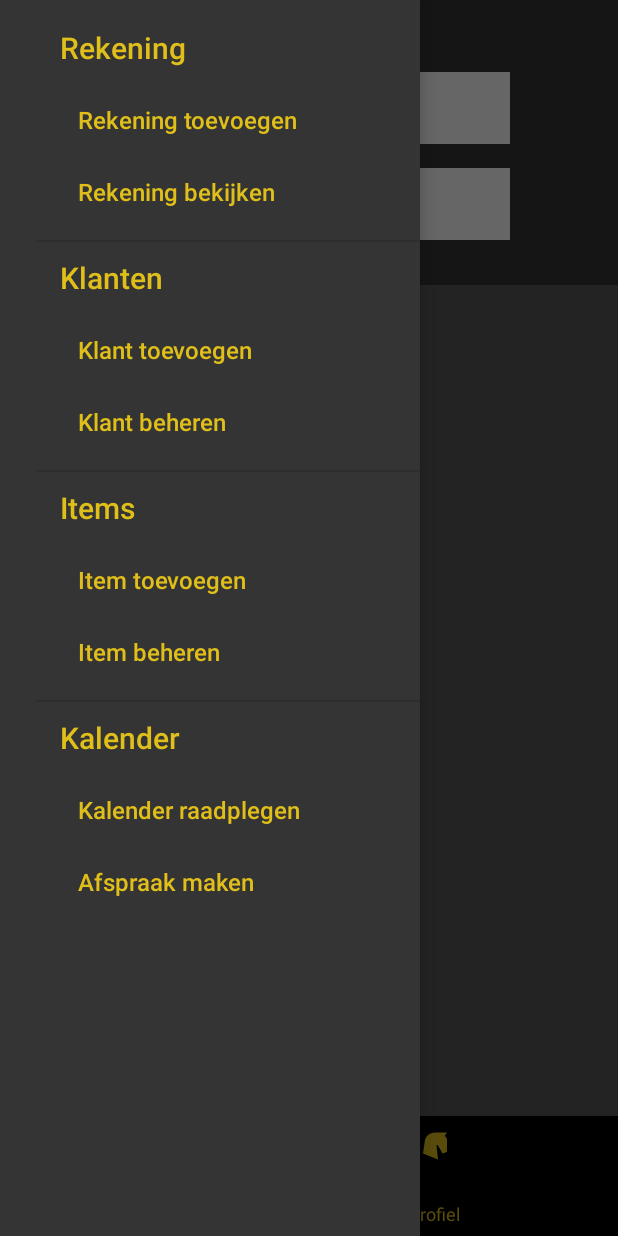
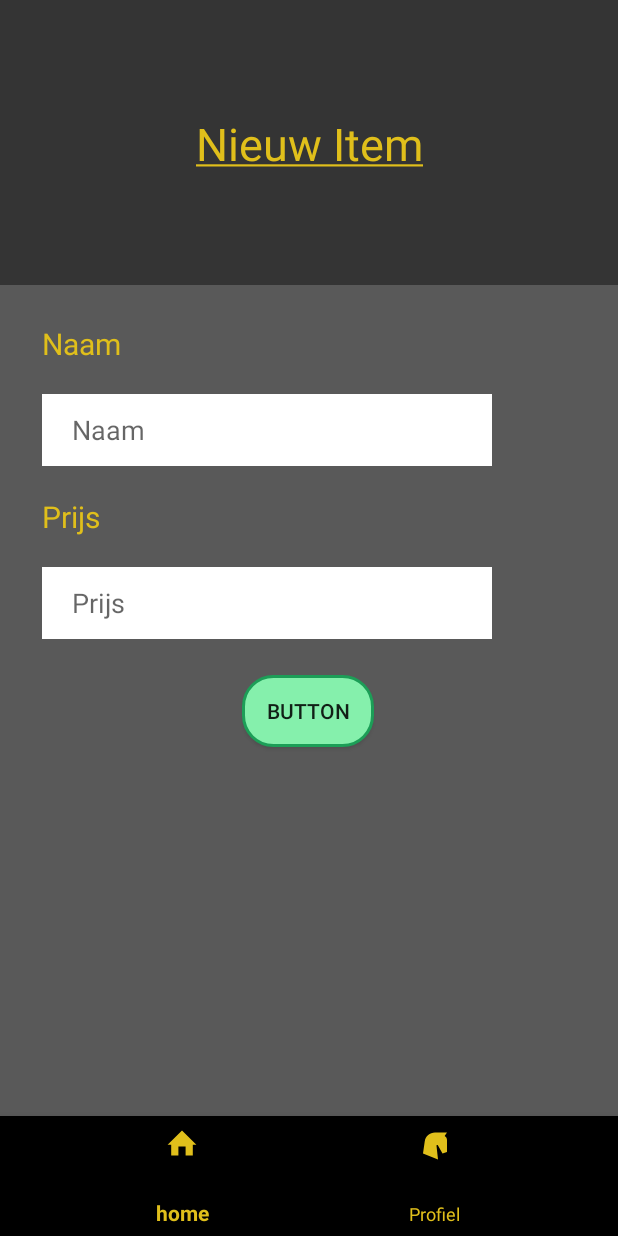
Before and after one commit to JarnoDK/HoefsmidEnjo_app, an Android app: the ClientAddFragment screen opened through its navigation route, in the side drawer, after a tap on "Item toevoegen", on a phone screen of 412 x 824 dp. Run offline under Robolectric (Android 15) with nearby library versions, the phone set to English and light mode, and no system bars; our stand-ins replace Room's generated code, Timber, data binding, navigation-ui.

Commit message:
Add invoice item with check if name exists

```diff
--- a/app/src/main/java/com/enjo/hoefsmidenjo/api/classes/services/InvoiceItemService.kt
+++ b/app/src/main/java/com/enjo/hoefsmidenjo/api/classes/services/InvoiceItemService.kt
@@ -2,9 +2,9 @@ package com.enjo.hoefsmidenjo.api.classes.services
 
 import com.enjo.hoefsmidenjo.api.classes.invoiceitem.ApiInvoiceItem
 import kotlinx.coroutines.Deferred
+import retrofit2.http.Body
 import retrofit2.http.GET
-
-
+import retrofit2.http.POST
 
 
 interface InvoiceItemService {
@@ -12,6 +12,8 @@ interface InvoiceItemService {
     @GET("/api/invoiceItem")
     fun getInvoiceItemAsync(): Deferred<List<ApiInvoiceItem>>
 
+    @POST("/api/invoiceItem")
+    fun createInvoiceItemAsync(@Body item:ApiInvoiceItem):Deferred<ApiInvoiceItem>
 
 }
 object InvoiceItemApi{
--- a/app/src/main/java/com/enjo/hoefsmidenjo/api/classes/services/Services.kt
+++ b/app/src/main/java/com/enjo/hoefsmidenjo/api/classes/services/Services.kt
@@ -14,7 +14,7 @@ open class Services {
 
     companion object {
         // Localhost api using ngrok
-        const val BASE_URL = "https://4591-2a02-1811-cd1b-600-f981-efc5-60e8-8c5e.ngrok.io"
+        const val BASE_URL = "https://f4f3-2a02-1811-cd1b-600-a174-5ba-1774-e503.ngrok.io"
 
         val moshi = Moshi.Builder()
             .add(KotlinJsonAdapterFactory())
--- a/app/src/main/java/com/enjo/hoefsmidenjo/database/RoomDb.kt
+++ b/app/src/main/java/com/enjo/hoefsmidenjo/database/RoomDb.kt
@@ -33,6 +33,8 @@ abstract class RoomDb : RoomDatabase() {
         @Volatile
         private var INSTANCE: RoomDb? = null
 
+        //<TODO> find fix fir not on main thread
+        // in add invoice item the exist does not want to work (even with view scope)
         fun getInstance(context: Context): RoomDb {
             synchronized(this) {
                 return INSTANCE ?: Room.databaseBuilder(
@@ -40,6 +42,8 @@ abstract class RoomDb : RoomDatabase() {
                     RoomDb::class.java,
                     "HoefsmidEnjo_Roomdb"
                 ).fallbackToDestructiveMigration()
+                        // still needs a fix
+                    .allowMainThreadQueries()
                     .build().also {
                         INSTANCE = it
                     }
--- a/app/src/main/java/com/enjo/hoefsmidenjo/database/invoiceitem/InvoiceItemDao.kt
+++ b/app/src/main/java/com/enjo/hoefsmidenjo/database/invoiceitem/InvoiceItemDao.kt
@@ -19,4 +19,10 @@ interface InvoiceItemDao {
     @Query("SELECT * FROM invoice_item WHERE name LIKE '%'||:filter||'%'")
     fun GetFilteredItem(filter:String):LiveData<List<DbInvoiceItem>>
 
+    @Insert(onConflict = OnConflictStrategy.REPLACE)
+    fun insert(item: DbInvoiceItem)
+
+    @Query("SELECT EXISTS(SELECT * FROM invoice_item where name == :name)")
+    fun itemExist(name:String): Boolean
+
 }
--- a/app/src/main/java/com/enjo/hoefsmidenjo/screens/clients/create/ClientAddFragment.kt
+++ b/app/src/main/java/com/enjo/hoefsmidenjo/screens/clients/create/ClientAddFragment.kt
@@ -45,7 +45,7 @@ class ClientAddFragment : Fragment() {
         viewModelFactory = ClientAddModelFactory(application)
         viewModel = ViewModelProvider(this, viewModelFactory)[ClientAddViewModel::class.java]
 
-        Timber.tag("Home").i("HomeFragment loaded")
+        Timber.tag("Home").i("ItemCreateFragment loaded")
         binding.buttonAdduser.setOnClickListener{
 
             viewModel.firstname = binding.firstname.text.toString()
@@ -55,12 +55,6 @@ class ClientAddFragment : Fragment() {
 
             addUser()
         }
-
-
-
-
-
-
 
         binding.lifecycleOwner = this
 
--- a/app/src/main/java/com/enjo/hoefsmidenjo/screens/clients/get/ClientGetFragment.kt
+++ b/app/src/main/java/com/enjo/hoefsmidenjo/screens/clients/get/ClientGetFragment.kt
@@ -97,7 +97,7 @@ class ClientGetFragment : Fragment() {
                 return false
             }
         })
-        Timber.tag("Home").i("HomeFragment loaded")
+        Timber.tag("Home").i("ItemCreateFragment loaded")
 
         binding.lifecycleOwner = this
 
--- a/app/src/main/java/com/enjo/hoefsmidenjo/screens/home/HomeFragment.kt
+++ b/app/src/main/java/com/enjo/hoefsmidenjo/screens/home/HomeFragment.kt
@@ -39,7 +39,7 @@ class HomeFragment : Fragment() {
         viewModelFactory = HomeViewModelFactory(application)
         viewModel = ViewModelProvider(this, viewModelFactory)[HomeViewModel::class.java]
 
-        Timber.tag("Home").i("HomeFragment loaded")
+        Timber.tag("Home").i("ItemCreateFragment loaded")
         binding.planning.adapter = adapter
 
         binding.Today.text = viewModel.date.dayOfMonth.toString()
--- /dev/null
+++ b/app/src/main/java/com/enjo/hoefsmidenjo/screens/items/create/ItemCreateFragment.kt
@@ -0,0 +1,97 @@
+package com.enjo.hoefsmidenjo.screens.items.create
+
+import android.os.Bundle
+import android.text.Editable
+import androidx.fragment.app.Fragment
+import android.view.LayoutInflater
+import android.view.View
+import android.view.ViewGroup
+import android.widget.EditText
+import androidx.appcompat.app.AlertDialog
+import androidx.lifecycle.Observer
+import androidx.lifecycle.ViewModelProvider
+import com.enjo.hoefsmidenjo.databinding.FragmentHome3Binding
+import com.enjo.hoefsmidenjo.databinding.FragmentInvoiceitemAddBinding
+import timber.log.Timber
+import java.lang.Exception
+import java.time.LocalDate
+import java.time.format.TextStyle
+import java.util.*
+
+
+class ItemCreateFragment : Fragment() {
+
+    // ViewModel
+    private lateinit var viewModelFactory: ItemCreateViewModelFactory
+    private lateinit var viewModel: ItemCreateViewModel
+
+    // Binding
+    private lateinit var binding: FragmentInvoiceitemAddBinding
+    override fun onCreate(savedInstanceState: Bundle?) {
+        super.onCreate(savedInstanceState)
+    }
+
+    override fun onCreateView(
+        inflater: LayoutInflater, container: ViewGroup?,
+        savedInstanceState: Bundle?
+    ): View {
+        // Binding
+        binding = FragmentInvoiceitemAddBinding.inflate(layoutInflater)
+        val application = requireNotNull(this.activity).application
+
+        // ViewModel
+        viewModelFactory = ItemCreateViewModelFactory(application)
+        viewModel = ViewModelProvider(this, viewModelFactory)[ItemCreateViewModel::class.java]
+
+        Timber.tag("Home").i("ItemCreateFragment loaded")
+
+        binding.additem.setOnClickListener{
+            viewModel.name = binding.itemname.text.toString()
+            viewModel.price = binding.Prijs.parseToDouble()
+            addItem()
+        }
+
+
+        binding.lifecycleOwner = this
+
+        return binding.root
+    }
+
+    private fun addItem(){
+
+        if(viewModel.createInvoiceItem()){
+            AlertDialog
+                .Builder(this.requireContext())
+                .setTitle("item aangemaakt")
+                .setMessage("Het item ${viewModel.name} is aangemaakt")
+                .show()
+            binding.itemname.text.clear()
+            binding.Prijs.text.clear()
+
+            viewModel.name = ""
+            viewModel.price = -1.00
+        }else{
+            AlertDialog
+                .Builder(this.requireContext())
+                .setTitle("Item aanmaken mislukt")
+                .setMessage(viewModel.errors)
+                .show()
+        }
+
+
+    }
+
+
+
+}
+
+fun EditText.parseToDouble() :Double{
+    var text = this.text.toString()
+
+    try {
+        return text.toDouble()
+    }catch (ex:Exception){
+        return -1.00
+    }
+
+}
--- /dev/null
+++ b/app/src/main/java/com/enjo/hoefsmidenjo/screens/items/create/ItemCreateViewModel.kt
@@ -0,0 +1,89 @@
+package com.enjo.hoefsmidenjo.screens.items.create
+
+import android.app.Application
+import androidx.lifecycle.AndroidViewModel
+import androidx.lifecycle.LiveData
+import androidx.lifecycle.ViewModel
+import androidx.lifecycle.viewModelScope
+import com.enjo.hoefsmidenjo.api.classes.invoiceitem.ApiInvoiceItem
+import com.enjo.hoefsmidenjo.api.classes.services.EventApi
+import com.enjo.hoefsmidenjo.api.classes.services.InvoiceApi
+import com.enjo.hoefsmidenjo.api.classes.services.InvoiceItemApi
+import com.enjo.hoefsmidenjo.api.classes.services.UserApi
+import com.enjo.hoefsmidenjo.database.RoomDb
+import com.enjo.hoefsmidenjo.database.event.DbEvent
+import com.enjo.hoefsmidenjo.database.invoiceitem.DbInvoiceItem
+import com.enjo.hoefsmidenjo.database.relations.RelUserEvent
+import com.enjo.hoefsmidenjo.database.user.DbUser
+import com.enjo.hoefsmidenjo.repository.EventRepository
+import com.enjo.hoefsmidenjo.repository.InvoiceItemRepository
+import com.enjo.hoefsmidenjo.repository.InvoiceRepository
+import com.enjo.hoefsmidenjo.repository.UserRepository
+import kotlinx.coroutines.*
+import timber.log.Timber
+import java.time.LocalDate
+import java.time.LocalDateTime
+import java.time.format.DateTimeFormatter
+
+class ItemCreateViewModel( app: Application): AndroidViewModel(app){
+
+
+    private val database = RoomDb.getInstance(app.applicationContext)
+    private var viewModelJob = Job()
+    private val coroutineScope = CoroutineScope(viewModelJob + Dispatchers.Main)
+
+    private val dao = database.invoiceItemDao
+    private val itemRepo= InvoiceItemRepository(database)
+
+    var name:String = ""
+    var price:Double = -1.00
+
+    var errors:String = ""
+    private var check: Boolean = true
+
+
+
+    init {
+        Timber.tag("item create viewmodel").i("LoginViewModel created")
+    }
+    var items:LiveData<List<DbInvoiceItem>> = database.invoiceItemDao.GetAll()
+
+    fun createInvoiceItem():Boolean {
+        errors = ""
+        var item = ApiInvoiceItem(
+            id = -1,
+            name = name,
+            unitPrice = price
+        )
+
+
+        if (name == null || name.trim() == "") {
+            errors += "Item naam kan niet leeg zijn\n"
+            check = false
+        }
+
+        if (price <= 0) {
+            errors += "Prijs moet groter zijn dan 0"
+            check = false
+        }
+
+
+            if (dao.itemExist(name)) {
+                errors += "Item bestaat reeds"
+                check=false
+            }
+
+        coroutineScope.launch {
+
+            if (check) {
+                itemRepo.addItem(item)
+            }
+        }
+        return check
+    }
+
+    override fun onCleared() {
+        super.onCleared()
+        Timber.tag("LoginViewModel").i("LoginViewModel destroyed")
+    }
+}
--- /dev/null
+++ b/app/src/main/java/com/enjo/hoefsmidenjo/screens/items/create/ItemCreateViewModelFactory.kt
@@ -0,0 +1,15 @@
+package com.enjo.hoefsmidenjo.screens.items.create
+
+import android.app.Application
+import androidx.lifecycle.ViewModel
+import androidx.lifecycle.ViewModelProvider
+import java.lang.IllegalArgumentException
+
+class ItemCreateViewModelFactory(private val application: Application): ViewModelProvider.Factory  {
+    override fun <T : ViewModel> create(modelClass: Class<T>): T {
+        if(modelClass.isAssignableFrom(ItemCreateViewModel::class.java)){
+            return ItemCreateViewModel(application) as T
+        }
+        throw IllegalArgumentException("LoginViewModel class not found")
+    }
+}
--- a/app/src/main/java/com/enjo/hoefsmidenjo/screens/items/get/ItemAdapter.kt
+++ b/app/src/main/java/com/enjo/hoefsmidenjo/screens/items/get/ItemAdapter.kt
@@ -42,7 +42,7 @@ class ViewHolder(val binding: FragmentItemGetListitemBinding): RecyclerView.View
     fun bind( item: DbInvoiceItem) {
 
         binding.itemname.text = item.name
-        binding.itemprice.text = "${item.unitPrice} €"
+        binding.itemprice.text = "%.2f €".format(item.unitPrice)
 
         binding.dbInvoiceItem = item
         binding.executePendingBindings()
--- /dev/null
+++ b/app/src/main/res/layout/fragment_invoiceitem_add.xml
@@ -0,0 +1,94 @@
+<?xml version="1.0" encoding="utf-8"?>
+
+<layout xmlns:tools="http://schemas.android.com/tools"
+    xmlns:android="http://schemas.android.com/apk/res/android"
+    xmlns:app="http://schemas.android.com/apk/res-auto"
+    >
+
+<androidx.constraintlayout.widget.ConstraintLayout
+    android:layout_width="match_parent"
+    android:layout_height="match_parent">
+
+    <View
+        android:id="@+id/darkbackground"
+        android:layout_width="match_parent"
+        android:layout_height="190dp"
+        android:background="@color/navigation"
+        app:layout_constraintStart_toStartOf="parent"
+        app:layout_constraintTop_toTopOf="parent" />
+
+    <EditText
+        android:id="@+id/itemname"
+        android:layout_width="300dp"
+        android:layout_height="48dp"
+        android:layout_marginTop="20dp"
+        android:background="@color/white"
+        android:hint="@string/naam"
+        android:inputType="text"
+        android:paddingStart="20dp"
+        android:paddingEnd="20dp"
+        app:layout_constraintEnd_toEndOf="parent"
+        app:layout_constraintHorizontal_bias="0.252"
+        app:layout_constraintStart_toStartOf="parent"
+        app:layout_constraintTop_toBottomOf="@+id/labelName" />
+
+    <EditText
+        android:id="@+id/Prijs"
+        android:layout_width="300dp"
+        android:layout_height="48dp"
+        android:layout_marginTop="20dp"
+        android:background="@color/white"
+        android:hint="Prijs"
+        android:paddingStart="20dp"
+        android:paddingEnd="20dp"
+        app:layout_constraintEnd_toEndOf="@+id/itemname"
+        app:layout_constraintHorizontal_bias="0.0"
+        app:layout_constraintStart_toStartOf="@+id/itemname"
+        app:layout_constraintTop_toBottomOf="@+id/textView2" />
+
+    <TextView
+        android:id="@+id/labelName"
+        android:layout_width="wrap_content"
+        android:layout_height="wrap_content"
+        android:layout_marginTop="25dp"
+        android:text="@string/naam"
+        android:theme="@style/clientlabel"
+        app:layout_constraintStart_toStartOf="@+id/itemname"
+        app:layout_constraintTop_toBottomOf="@+id/darkbackground" />
+
+    <TextView
+        android:id="@+id/textView2"
+        android:layout_width="wrap_content"
+        android:layout_height="wrap_content"
+        android:layout_marginTop="20dp"
+        android:text="Prijs "
+        android:theme="@style/clientlabel"
+        app:layout_constraintStart_toStartOf="@+id/itemname"
+        app:layout_constraintTop_toBottomOf="@+id/itemname" />
+
+    <Button
+        android:id="@+id/additem"
+        android:layout_width="wrap_content"
+        android:layout_height="wrap_content"
+        android:layout_marginTop="24dp"
+        android:background="@drawable/confirmbutton"
+        android:text="Button"
+        app:layout_constraintEnd_toEndOf="parent"
+        app:layout_constraintHorizontal_bias="0.498"
+        app:layout_constraintStart_toStartOf="parent"
+        app:layout_constraintTop_toBottomOf="@+id/Prijs" />
+
+    <TextView
+        android:id="@+id/headtext"
+        android:layout_width="409dp"
+        android:layout_height="192dp"
+        android:gravity="center"
+        android:text="@string/nieuwItem"
+        android:textColor="@color/textGold"
+        android:textSize="30sp"
+        app:layout_constraintEnd_toEndOf="@+id/darkbackground"
+        app:layout_constraintStart_toStartOf="@+id/darkbackground"
+        app:layout_constraintTop_toTopOf="parent" />
+
+</androidx.constraintlayout.widget.ConstraintLayout>
+</layout>
--- a/app/src/main/res/navigation/navigation.xml
+++ b/app/src/main/res/navigation/navigation.xml
@@ -48,4 +48,10 @@
         android:label="Logout"
         app:destination="@id/loginFragment"
         />
+
+    <fragment
+        android:id="@+id/item_toevoegen"
+        android:name="com.enjo.hoefsmidenjo.screens.items.create.ItemCreateFragment"
+        android:label="Item Toevoegen"
+        />
 </navigation>
--- a/app/src/main/res/values/strings.xml
+++ b/app/src/main/res/values/strings.xml
@@ -43,6 +43,8 @@
     <string name="achternaam">Achternaam</string>
     <string name="voornaam">Voornaam</string>
     <string name="nieuwe_klant"><u>Nieuwe Klant</u></string>
+    <string name="nieuwItem"><u>Nieuw Item</u></string>
+
     <string name="filter_naam">Filter naam</string>
     <string name="name">Name</string>
     <string name="_5_00">5.00€</string>
```
Also changed, not shown: app/src/main/java/com/enjo/hoefsmidenjo/api/classes/invoiceitem/ApiInvoiceItem.kt (+8 -0 lines), app/src/main/java/com/enjo/hoefsmidenjo/repository/InvoiceItemRepository.kt (+10 -1 lines), app/src/main/res/layout/fragment_item_get_listitem.xml (+6 -4 lines).
